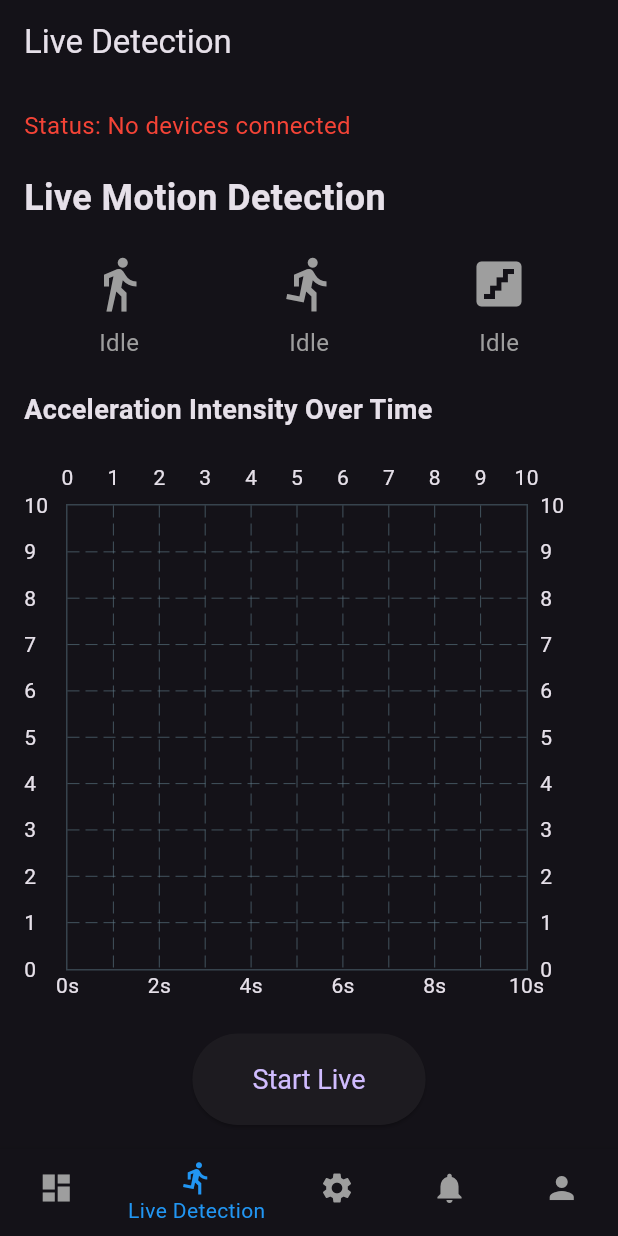
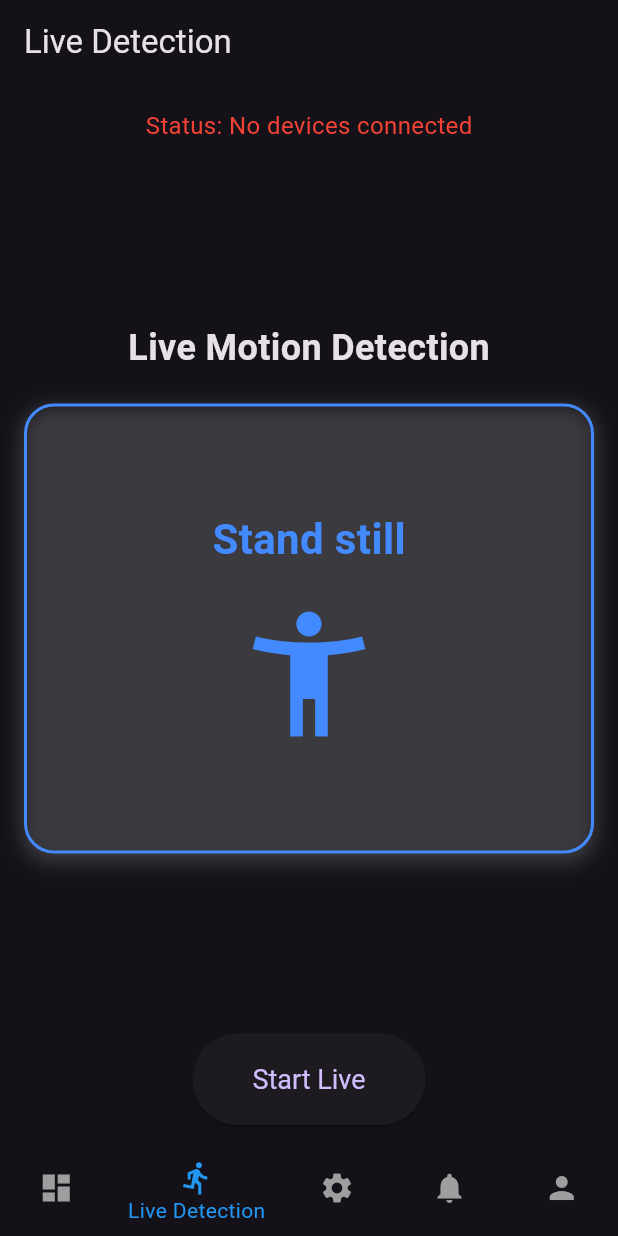
Before and after one commit to ACLAB-HCMUT/Thesis_MDT260_Application_Motion_Detection, a Flutter app: the screen it shows after launch, item 2 of the bottom bar chosen, on a phone screen of 412 x 824 dp. Run offline on Flutter 3.47's test engine with Material 3 defaults, Android fonts, the light colour scheme and no system bars; drawn by our look-alikes of fl_chart; our stand-ins replace flutter_blue_plus, permission_handler.

Commit message:
fix screen live_detection

```diff
--- a/frontend/lib/components/device_list_tile.dart
+++ b/frontend/lib/components/device_list_tile.dart
@@ -17,7 +17,7 @@ class DeviceListTile extends StatelessWidget {
       title: Text(
           device.platformName.isNotEmpty ? device.platformName : "Thiết bị không xác định"),
       subtitle: Text(device.remoteId.toString()),
-      trailing: const Icon(Icons.bluetooth),
+      trailing: const Text("Kết nối"),
       onTap: onTap,
     );
   }
--- a/frontend/lib/main.dart
+++ b/frontend/lib/main.dart
@@ -17,7 +17,7 @@ void main() {
         ChangeNotifierProvider(
             create: (_) => AppLocalizationProvider()), // Add this line
       ],
-      child: MotionDetectionApp(),
+      child: const MotionDetectionApp(),
     ),
   );
 }
--- a/frontend/lib/screens/live_detection_screen.dart
+++ b/frontend/lib/screens/live_detection_screen.dart
@@ -1,5 +1,4 @@
 import 'package:flutter/material.dart';
-import 'package:fl_chart/fl_chart.dart';
 import 'package:flutter_blue_plus/flutter_blue_plus.dart';
 import 'bluetooth_screen.dart';
 import 'dart:async';
@@ -13,12 +12,11 @@ class LiveDetectionScreen extends StatefulWidget {
 
 class _LiveDetectionScreenState extends State<LiveDetectionScreen> {
   BluetoothDevice? _connectedDevice;
-  String _currentActivity = 'Unknown';
+  String _currentActivity = 'Stand still'; // Mặc định là Stand still
   StreamSubscription<List<int>>? _notificationSubscription;
-  List<FlSpot> _dataPoints = [];
-  double _currentX = 0.0;
   bool _isConnecting = false;
   String _connectionStatus = 'Disconnected';
+  Timer? _standStillTimer; // Timer để kiểm tra trạng thái Stand still
 
   @override
   void initState() {
@@ -30,6 +28,7 @@ class _LiveDetectionScreenState extends State<LiveDetectionScreen> {
   void dispose() {
     _notificationSubscription?.cancel();
     _disconnectDevice();
+    _standStillTimer?.cancel(); // Hủy timer khi thoát
     super.dispose();
   }
 
@@ -107,9 +106,11 @@ class _LiveDetectionScreenState extends State<LiveDetectionScreen> {
         _connectionStatus = 'Discovering services...';
       });
 
-      List<BluetoothService> services = await _connectedDevice!.discoverServices();
+      List<BluetoothService> services =
+          await _connectedDevice!.discoverServices();
       for (BluetoothService service in services) {
-        for (BluetoothCharacteristic characteristic in service.characteristics) {
+        for (BluetoothCharacteristic characteristic
+            in service.characteristics) {
           if (characteristic.properties.notify) {
             await characteristic.setNotifyValue(true);
             print('Subscribed to characteristic: ${characteristic.uuid}');
@@ -149,8 +150,8 @@ class _LiveDetectionScreenState extends State<LiveDetectionScreen> {
       print('Activity updated to: $_currentActivity');
     }
 
-    double intensity = _parseIntensityFromCharacteristic(value);
-    _addDataPoint(intensity);
+    // Reset timer mỗi khi nhận được dữ liệu mới
+    _resetStandStillTimer();
   }
 
   String _parseActivityFromCharacteristic(List<int> value) {
@@ -163,35 +164,19 @@ class _LiveDetectionScreenState extends State<LiveDetectionScreen> {
       case 'goingstair':
         return 'Going Stairs';
       default:
-        return 'Unknown';
+        return 'Stand still'; // Nếu không nhận được hành động nào thì mặc định là Stand still
     }
   }
 
-  double _parseIntensityFromCharacteristic(List<int> value) {
-    try {
-      String data = String.fromCharCodes(value).trim();
-      return double.parse(data);
-    } catch (e) {
-      print('Error parsing intensity: $e');
-      return 0.0;
-    }
-  }
-
-  void _addDataPoint(double y) {
+  // Hàm reset timer mỗi khi nhận được dữ liệu mới
+  void _resetStandStillTimer() {
+    _standStillTimer?.cancel(); // Hủy timer cũ
+    _standStillTimer = Timer(const Duration(seconds: 5), () {
       setState(() {
-      _dataPoints.add(FlSpot(_currentX, y));
-      _currentX += 1.0;
-
-      // Keep only the latest 10 data points
-      if (_dataPoints.length > 10) {
-        _dataPoints.removeAt(0);
-        _dataPoints = _dataPoints
-            .map((spot) => FlSpot(spot.x - 1.0, spot.y))
-            .toList();
-        _currentX -= 1.0;
-      }
+        _currentActivity =
+            'Stand still'; // Sau 5s không nhận được dữ liệu sẽ tự động hiển thị Stand still
       });
-    print('Added data point: (${_currentX.toStringAsFixed(1)}, $y)');
+    });
   }
 
   @override
@@ -203,7 +188,7 @@ class _LiveDetectionScreenState extends State<LiveDetectionScreen> {
       body: Padding(
         padding: const EdgeInsets.all(16.0),
         child: Column(
-          crossAxisAlignment: CrossAxisAlignment.start,
+          crossAxisAlignment: CrossAxisAlignment.center,
           children: [
             // Connection Status
             Text(
@@ -218,90 +203,77 @@ class _LiveDetectionScreenState extends State<LiveDetectionScreen> {
             ),
             const SizedBox(height: 20),
 
+            // Container hiển thị hành động (Chỉ có viền màu xanh, không có nền)
             Expanded(
+              child: Center(
                 child: Column(
-                crossAxisAlignment: CrossAxisAlignment.start,
+                  mainAxisAlignment: MainAxisAlignment.center,
                   children: [
-                  // Activity Indicators
+                    // Tiêu đề Live Motion Detection nằm ngoài container
                     const Text(
                       'Live Motion Detection',
-                    style: TextStyle(fontSize: 24, fontWeight: FontWeight.bold),
+                      style:
+                          TextStyle(fontSize: 24, fontWeight: FontWeight.bold),
                     ),
-                  const SizedBox(height: 20),
-                  Row(
-                    mainAxisAlignment: MainAxisAlignment.spaceAround,
+                    const SizedBox(
+                        height: 20), // Khoảng cách giữa tiêu đề và container
+
+                    // Container chứa hoạt động
+                    Container(
+                      width: double.infinity,
+                      height: 300, // Kéo dài chiều cao của container
+                      padding: const EdgeInsets.all(20),
+                      decoration: BoxDecoration(
+                        borderRadius: BorderRadius.circular(20),
+                        border: Border.all(
+                          color: Colors.blueAccent, // Màu viền xanh
+                          width: 2,
+                        ),
+                        boxShadow: [
+                          BoxShadow(
+                            color: const Color.fromARGB(255, 211, 216, 219)
+                                .withOpacity(0.2), // Màu shadow nhẹ
+                            spreadRadius: 2,
+                            blurRadius: 10,
+                            offset: const Offset(
+                                0, 4), // Shadow nằm phía dưới container
+                          ),
+                        ],
+                      ),
+                      child: Column(
+                        mainAxisAlignment: MainAxisAlignment.center,
                         children: [
-                      _buildActivityColumn(Icons.directions_walk, 'Walking'),
-                      _buildActivityColumn(Icons.directions_run, 'Running'),
-                      _buildActivityColumn(Icons.stairs, 'Going Stairs'),
-                    ],
+                          // Display current activity
+                          Text(
+                            _currentActivity,
+                            style: const TextStyle(
+                              fontSize: 28,
+                              fontWeight: FontWeight.bold,
+                              color: Colors.blueAccent,
+                            ),
                           ),
                           const SizedBox(height: 20),
 
-                  // Real-Time Chart
-                  const Text(
-                    'Acceleration Intensity Over Time',
-                    style: TextStyle(fontSize: 18, fontWeight: FontWeight.bold),
-                  ),
-                  const SizedBox(height: 20),
-                  Expanded(
-                    child: LineChart(
-                      LineChartData(
-                        gridData: const FlGridData(show: true),
-                        titlesData: FlTitlesData(
-                          bottomTitles: AxisTitles(
-                            sideTitles: SideTitles(
-                              showTitles: true,
-                              reservedSize: 22,
-                              getTitlesWidget: (value, meta) {
-                                if (value % 2 == 0) {
-                                  return Text('${value.toInt()}s');
-                                }
-                                return const SizedBox.shrink();
-                              },
-                            ),
-                          ),
-                          leftTitles: AxisTitles(
-                            sideTitles: SideTitles(
-                              showTitles: true,
-                              reservedSize: 28,
-                              getTitlesWidget: (value, meta) {
-                                return Text('${value.toInt()}');
-                              },
-                            ),
-                          ),
-                        ),
-                        borderData: FlBorderData(
-                          show: true,
-                          border: Border.all(
-                            color: const Color(0xff37434d),
-                            width: 1,
-                          ),
-                        ),
-                        minX: _dataPoints.isNotEmpty ? _dataPoints.first.x : 0,
-                        maxX: _dataPoints.isNotEmpty ? _dataPoints.last.x : 10,
-                        minY: 0,
-                        maxY: 10,
-                        lineBarsData: [
-                          LineChartBarData(
-                            spots: _dataPoints,
-                            isCurved: true,
-                            color: Colors.blue,
-                            barWidth: 4,
-                            isStrokeCapRound: true,
-                            dotData: const FlDotData(show: false),
-                            belowBarData: BarAreaData(
-                              show: true,
-                              color: Colors.blue.withOpacity(0.3),
+                          // Icon representing the current activity
+                          _currentActivity == 'Walking'
+                              ? const Icon(Icons.directions_walk,
+                                  size: 100, color: Colors.blueAccent)
+                              : _currentActivity == 'Running'
+                                  ? const Icon(Icons.directions_run,
+                                      size: 100, color: Colors.blueAccent)
+                                  : _currentActivity == 'Going Stairs'
+                                      ? const Icon(Icons.stairs,
+                                          size: 100, color: Colors.blueAccent)
+                                      : const Icon(Icons.accessibility_new,
+                                          size: 100, color: Colors.blueAccent),
+                        ],
                       ),
                     ),
                   ],
                 ),
               ),
             ),
-                ],
-              ),
-            ),
+
             const SizedBox(height: 20),
 
             // Start Live Button
@@ -323,7 +295,9 @@ class _LiveDetectionScreenState extends State<LiveDetectionScreen> {
                           strokeWidth: 2,
                         ),
                       )
-                    : const Text('Start Live'),
+                    : const Text(
+                        'Start Live',
+                      ),
               ),
             ),
           ],
@@ -331,26 +305,4 @@ class _LiveDetectionScreenState extends State<LiveDetectionScreen> {
       ),
     );
   }
-
-  Widget _buildActivityColumn(IconData icon, String activity) {
-    bool isActive = _currentActivity.toLowerCase() ==
-        activity.toLowerCase().replaceAll(' ', '');
-    return Column(
-      children: [
-        Icon(
-          icon,
-          size: 40,
-          color: isActive ? Colors.blue : Colors.grey,
-        ),
-        const SizedBox(height: 8),
-        Text(
-          isActive ? activity : 'Idle',
-          style: TextStyle(
-            fontSize: 16,
-            color: isActive ? Colors.blue : Colors.grey,
-          ),
-        ),
-      ],
-    );
 }
-}
```
Also changed, not shown: 1 other file. Lines whose indentation alone changed are shown as unchanged.
